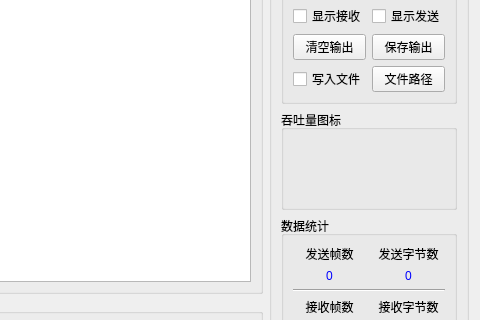
First picture: the form in Src/Common/SAKDebugPage/SAKDebugPage.ui, repository x-tools-author/x-tools, before the edit; both pictures show x 740 to 1220 and y 173 to 493 of the 1220 by 713 pixel window.
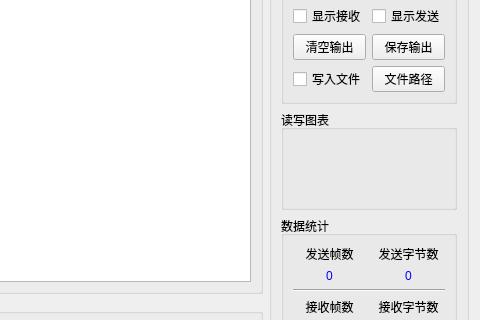
Second picture: the form after the edit.

Patch:
```diff
--- a/Src/Common/SAKDebugPage/SAKDebugPage.ui
+++ b/Src/Common/SAKDebugPage/SAKDebugPage.ui
@@ -488,7 +488,7 @@
          </size>
         </property>
         <property name="title">
-         <string>吞吐量图标</string>
+         <string>读写图表</string>
         </property>
        </widget>
       </item>
```
